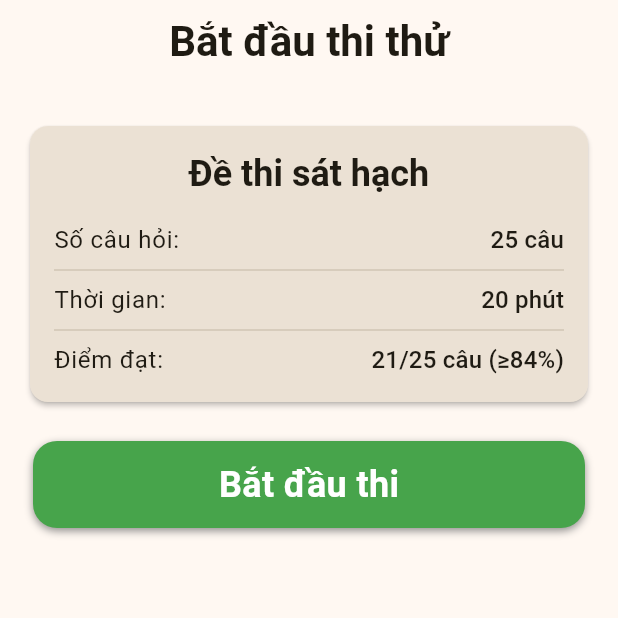
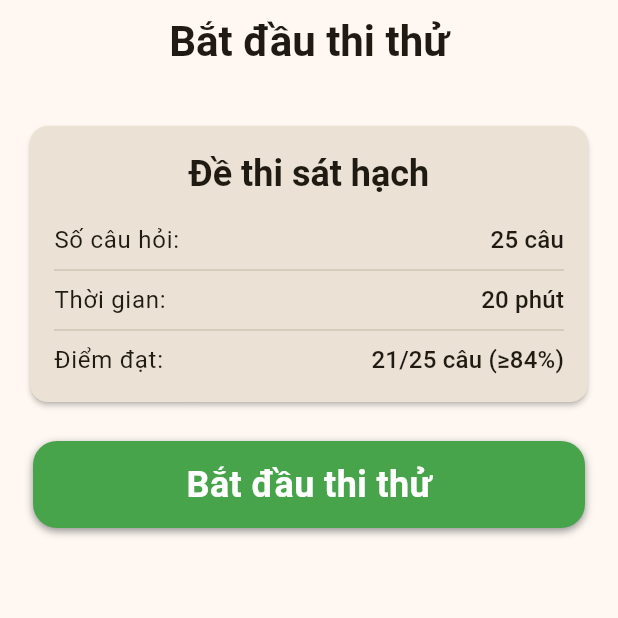
Before and after one commit to Vnsharing01/drive_vn, a Flutter app: the PractiveStartScreen screen opened by its route, on a phone screen of 412 x 824 dp, the top half of it. Run offline on Flutter 3.47's test engine with Material 3 defaults, Android fonts, the phone set to English and light mode, and no system bars; our stand-ins replace flutter_svg, go_router.

Commit message:
add UI review Start screen; create custom button widget

```diff
--- a/lib/core/constants/app_color.dart
+++ b/lib/core/constants/app_color.dart
@@ -8,4 +8,7 @@ class AppColor {
   static const Color textPrimary = Color(0xFF212529);
   static const Color textWhite = Color(0xFFFFFFFF);
   static const Color textSecondary = Color(0xFF6C757D);
+
+  static const Color success = Color(0xFF28A745);
+  static const Color error = Color(0xFFDC3545);
 }
--- a/lib/core/utils/router/app_router.dart
+++ b/lib/core/utils/router/app_router.dart
@@ -4,7 +4,7 @@
 import 'package:drivevn/feature/practice/practive_finish.dart/practive_finish_screen.dart';
 import 'package:drivevn/feature/practice/practive_screen.dart/practice_screen.dart';
 import 'package:drivevn/feature/practice/practive_start.dart/practive_start_screen.dart';
-import 'package:drivevn/feature/review/review_screen.dart';
+import 'package:drivevn/feature/review/review_start/review_start_screen.dart';
 import 'package:drivevn/feature/setting/setting_screen.dart';
 import 'package:drivevn/feature/training/training_screen.dart';
 import 'package:go_router/go_router.dart';
--- a/lib/core/utils/router/router_path.dart
+++ b/lib/core/utils/router/router_path.dart
@@ -7,7 +7,11 @@ class RouterPath {
   static const String practiceStart = '/practiceStart';
   static const String practice = '/practice';
   static const String practiceFinish = '/practiceFinish';
+
   static const String training = '/training';
   static const String history = '/history';
+
+  static const String reviewStart = '/reviewStart';
   static const String review = '/review';
+  static const String reviewFinish = '/reviewFinish';
 }
--- a/lib/feature/home/home_screen/home_screen.dart
+++ b/lib/feature/home/home_screen/home_screen.dart
@@ -121,7 +121,9 @@ class _HomeScreenState extends State<HomeScreen> {
                     title: 'Ôn lại',
                     subTitle: 'Câu đã sai',
                     icon: IconPath.onLai,
-                    onTap: () {},
+                    onTap: () {
+                      context.push(RouterPath.review);
+                    },
                   ),
                   HomeFeatureWidget(
                     title: 'Lịch sử',
--- a/lib/feature/practice/practive_start.dart/practive_start_screen.dart
+++ b/lib/feature/practice/practive_start.dart/practive_start_screen.dart
@@ -1,4 +1,5 @@
 import 'package:drivevn/core/constants/app_color.dart';
+import 'package:drivevn/widgets/button/button_fill.dart';
 import 'package:flutter/material.dart';
 
 class PractiveStartScreen extends StatefulWidget {
@@ -68,37 +69,10 @@ class _PractiveStartScreenState extends State<PractiveStartScreen> {
                 ),
               ),
               const SizedBox(height: 16),
-              InkWell(
+              ButtonFill(
+                title: 'Bắt đầu thi thử',
+                color: AppColor.primary,
                 onTap: () {},
-                borderRadius: BorderRadius.circular(16),
-                child: Container(
-                  width: double.infinity,
-                  alignment: Alignment.center,
-                  margin: const EdgeInsets.all(6),
-                  decoration: BoxDecoration(
-                    color: AppColor.primary,
-                    borderRadius: BorderRadius.circular(16),
-                    boxShadow: [
-                      BoxShadow(
-                        color: AppColor.textPrimary.withOpacity(0.5),
-                        blurRadius: 4,
-                        offset: const Offset(0, 2),
-                      ),
-                    ],
-                  ),
-                  padding: const EdgeInsets.symmetric(
-                    horizontal: 16,
-                    vertical: 12,
-                  ),
-                  child: const Text(
-                    "Bắt đầu thi",
-                    style: TextStyle(
-                      color: AppColor.textWhite,
-                      fontSize: 24,
-                      fontWeight: FontWeight.bold,
-                    ),
-                  ),
-                ),
               ),
             ],
           ),
--- /dev/null
+++ b/lib/widgets/button/button_fill.dart
@@ -0,0 +1,51 @@
+import 'package:drivevn/core/constants/app_color.dart';
+import 'package:flutter/material.dart';
+
+class ButtonFill extends StatelessWidget {
+  const ButtonFill({
+    super.key,
+    this.onTap,
+    this.color = AppColor.primary,
+    required this.title,
+  });
+
+  final void Function()? onTap;
+  final Color color;
+  final String title;
+
+  @override
+  Widget build(BuildContext context) {
+    return InkWell(
+      onTap: onTap,
+      borderRadius: BorderRadius.circular(16),
+      child: Container(
+        width: double.infinity,
+        alignment: Alignment.center,
+        margin: const EdgeInsets.all(6),
+        decoration: BoxDecoration(
+          color: color,
+          borderRadius: BorderRadius.circular(16),
+          boxShadow: [
+            BoxShadow(
+              color: AppColor.textPrimary.withOpacity(0.5),
+              blurRadius: 4,
+              offset: const Offset(0, 2),
+            ),
+          ],
+        ),
+        padding: const EdgeInsets.symmetric(
+          horizontal: 16,
+          vertical: 12,
+        ),
+        child: Text(
+          title,
+          style: const TextStyle(
+            color: AppColor.textWhite,
+            fontSize: 24,
+            fontWeight: FontWeight.bold,
+          ),
+        ),
+      ),
+    );
+  }
+}
```
Also changed, not shown: lib/feature/review/review_screen.dart (deleted, +0 -15 lines), lib/feature/review/review_start/review_start_screen.dart (added, +94 -0 lines), lib/widgets/button/button_outline.dart (added, +55 -0 lines).
